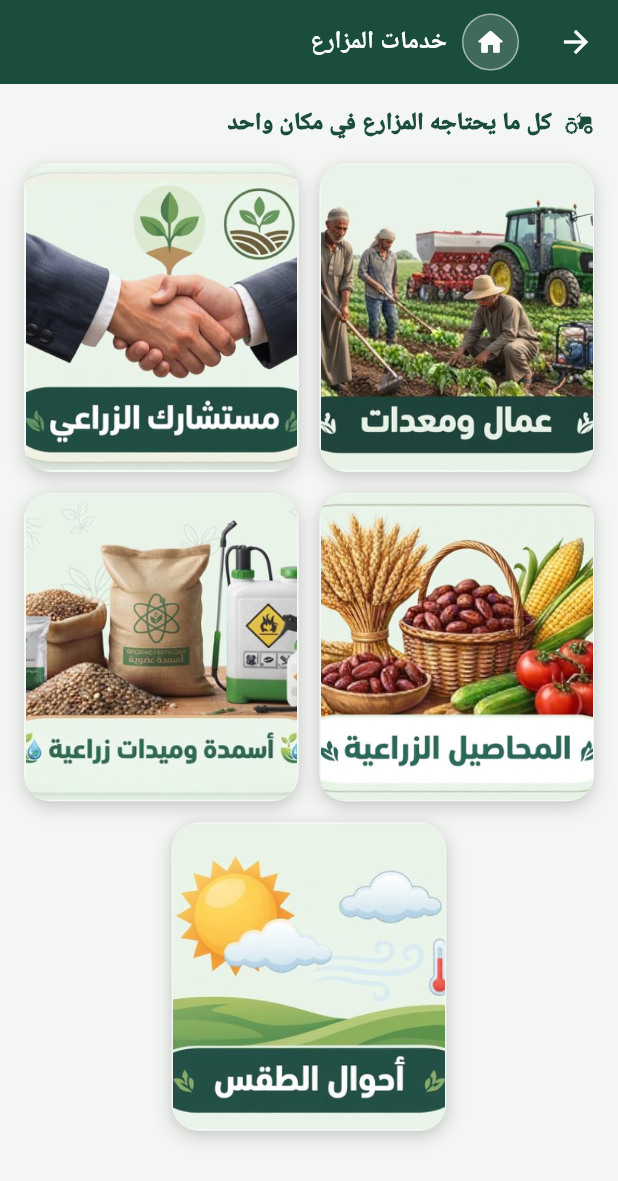
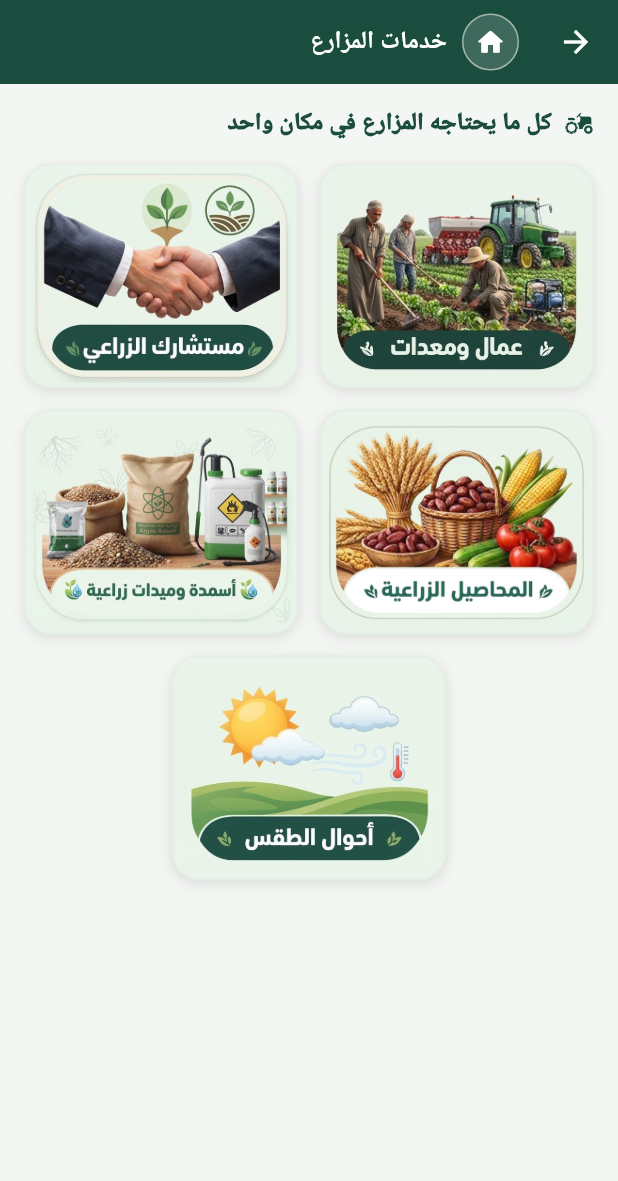
Before and after one commit to abodashesha488-sys/Qarity, a Flutter app: the FarmerServicesScreen screen opened by its route, on a phone screen of 412 x 824 dp. Shown: the top 1181 px of the screen. Run offline on Flutter 3.47's test engine with Material 3 defaults, Android fonts, the phone set to English and light mode, and no system bars; drawn by our look-alikes of flutter_animate; our stand-ins replace audioplayers, cached_network_image, cloud_firestore, connectivity_plus, file_picker, firebase_auth and 13 more; missing offline and left inert: excel; accounts and stored records are empty; network calls fail; Roboto replaces fonts that are missing (Tajawal).

Commit message:
fix(services): correct aspect ratio and fit to prevent icon edge cropping in medical and farmer screens

```diff
--- a/lib/features/services/farmer_services_screen.dart
+++ b/lib/features/services/farmer_services_screen.dart
@@ -50,7 +50,7 @@ class FarmerServicesScreen extends StatelessWidget {
       body: LayoutBuilder(builder: (context, constraints) {
         const spacing = 14.0;
         const hPadding = 16.0;
-        const childAspectRatio = 0.89;
+        const childAspectRatio = 1.22;
         final cardWidth = (constraints.maxWidth - (hPadding * 2) - spacing) / 2;
 
         return CustomScrollView(
@@ -129,23 +129,26 @@ class _ServiceTile extends StatelessWidget {
   @override
   Widget build(BuildContext context) {
     final theme = Theme.of(context);
+    final isDark = theme.brightness == Brightness.dark;
+    final bgColor = isDark ? const Color(0xFF1B241E) : const Color(0xFFE9F3EA);
     const imgRadius = BorderRadius.all(Radius.circular(18));
     return Container(
       decoration: BoxDecoration(
-        color: theme.colorScheme.surface,
+        color: bgColor,
         borderRadius: imgRadius,
         border: Border.all(
-          color: theme.colorScheme.outlineVariant.withValues(alpha: 0.35),
+          color: theme.colorScheme.outlineVariant.withValues(alpha: isDark ? 0.35 : 0.45),
+          width: 1.2,
         ),
         boxShadow: [
           BoxShadow(
-            color: Colors.black.withValues(alpha: 0.16),
-            blurRadius: 10,
-            offset: const Offset(0, 4),
+            color: Colors.black.withValues(alpha: isDark ? 0.25 : 0.08),
+            blurRadius: 8,
+            offset: const Offset(0, 3),
           ),
           BoxShadow(
-            color: Colors.black.withValues(alpha: 0.04),
-            blurRadius: 4,
+            color: Colors.black.withValues(alpha: isDark ? 0.08 : 0.03),
+            blurRadius: 3,
             offset: const Offset(0, 1),
           ),
         ],
@@ -156,15 +159,21 @@ class _ServiceTile extends StatelessWidget {
         child: InkWell(
           borderRadius: imgRadius,
           onTap: () => Navigator.pushNamed(context, service.route),
+          child: Padding(
+            padding: const EdgeInsets.all(2.5),
+            child: ClipRRect(
+              borderRadius: BorderRadius.circular(15.5),
               child: Image.asset(
                 service.image,
                 width: double.infinity,
                 height: double.infinity,
-            fit: BoxFit.cover,
-            cacheWidth: 520,
+                fit: BoxFit.contain,
+                cacheWidth: 560,
                 semanticLabel: '${service.title}: ${service.description}',
                 errorBuilder: (context, error, stackTrace) => Center(
                   child: Text(service.title, textAlign: TextAlign.center),
+                ),
+              ),
             ),
           ),
         ),
```
Also changed, not shown: lib/features/medical/medical_home_screen.dart (+19 -10 lines). Lines whose indentation alone changed are shown as unchanged.
